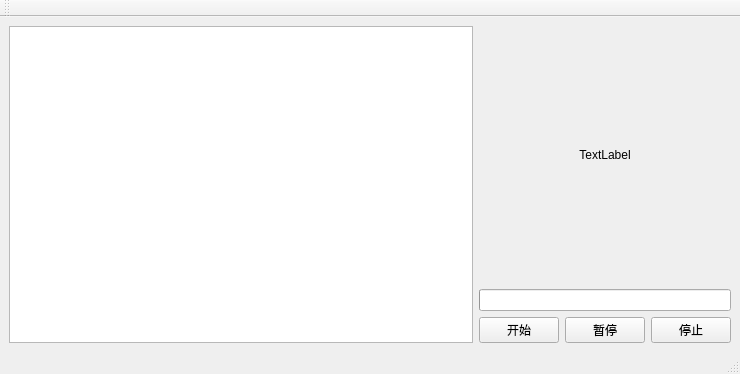
Old version of the form mainwindow.ui in the repository gali-like-like/AudioPlayer.
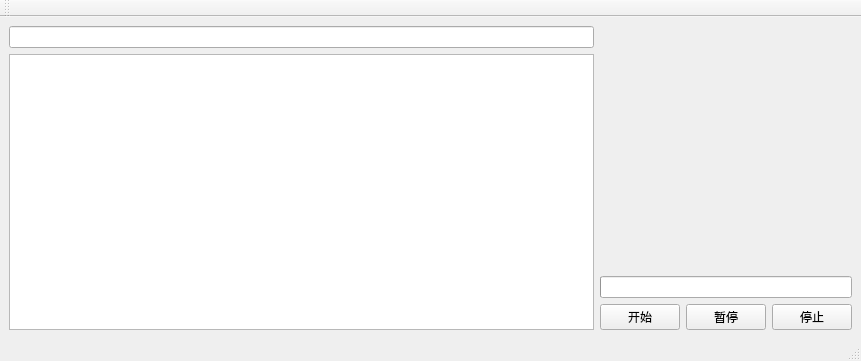
New version of the form. Custom widgets are drawn as their Qt base class.

Diff of the .ui file:
```diff
--- a/mainwindow.ui
+++ b/mainwindow.ui
@@ -6,8 +6,8 @@
    <rect>
     <x>0</x>
     <y>0</y>
-    <width>740</width>
-    <height>374</height>
+    <width>861</width>
+    <height>361</height>
    </rect>
   </property>
   <property name="windowTitle">
@@ -15,7 +15,24 @@
   </property>
   <widget class="QWidget" name="centralwidget">
    <layout class="QGridLayout" name="gridLayout">
-    <item row="1" column="1" colspan="3">
+    <item row="1" column="0" rowspan="3">
+     <widget class="QTableView" name="tableView"/>
+    </item>
+    <item row="3" column="3">
+     <widget class="QPushButton" name="btnStop">
+      <property name="text">
+       <string>停止</string>
+      </property>
+     </widget>
+    </item>
+    <item row="3" column="1">
+     <widget class="QPushButton" name="btnStart">
+      <property name="text">
+       <string>开始</string>
+      </property>
+     </widget>
+    </item>
+    <item row="2" column="1" colspan="3">
      <widget class="DragProgressBar" name="progressBar">
       <property name="value">
        <number>0</number>
@@ -31,37 +48,30 @@
       </property>
      </widget>
     </item>
-    <item row="0" column="1" colspan="3">
-     <widget class="QLabel" name="labelArtImage">
-      <property name="text">
-       <string>TextLabel</string>
-      </property>
-      <property name="alignment">
-       <set>Qt::AlignCenter</set>
-      </property>
-     </widget>
-    </item>
-    <item row="2" column="1">
-     <widget class="QPushButton" name="btnStart">
-      <property name="text">
-       <string>开始</string>
-      </property>
-     </widget>
-    </item>
-    <item row="2" column="2">
+    <item row="3" column="2">
      <widget class="QPushButton" name="btnPause">
       <property name="text">
        <string>暂停</string>
       </property>
      </widget>
     </item>
-    <item row="0" column="0" rowspan="3">
-     <widget class="QTableView" name="tableView"/>
+    <item row="0" column="0">
+     <widget class="QLineEdit" name="lineEditSearch">
+      <property name="styleSheet">
+       <string notr="true">QLineEdit QPushButton {backgroun-color:rgb(170, 0, 255)}</string>
+      </property>
+      <property name="clearButtonEnabled">
+       <bool>true</bool>
+      </property>
+     </widget>
     </item>
-    <item row="2" column="3">
-     <widget class="QPushButton" name="btnStop">
+    <item row="0" column="1" rowspan="2" colspan="3">
+     <widget class="QLabel" name="labelArtImage">
       <property name="text">
-       <string>停止</string>
+       <string/>
+      </property>
+      <property name="alignment">
+       <set>Qt::AlignCenter</set>
       </property>
      </widget>
     </item>
```
Left out of the diff: 18 changed lines with no effect on the pictures.
